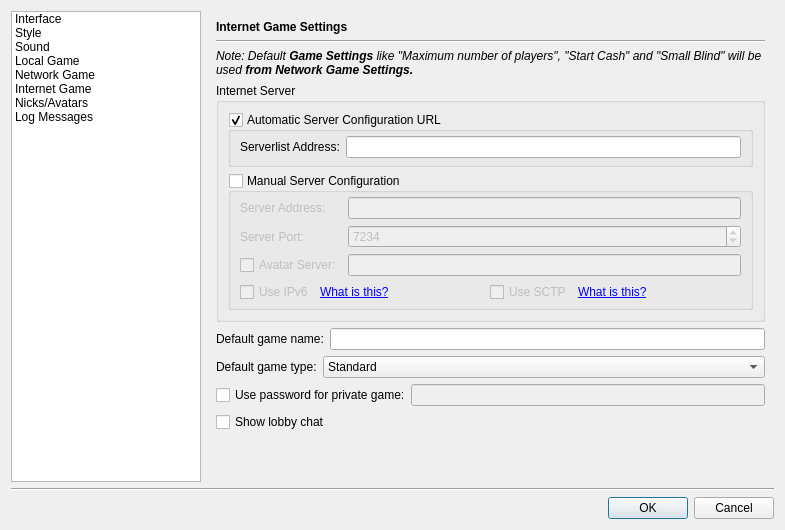
This is src/gui/qt/settingsdialog.ui in pokerth/pokerth as Qt 5 draws it before an edit. The edited form follows.
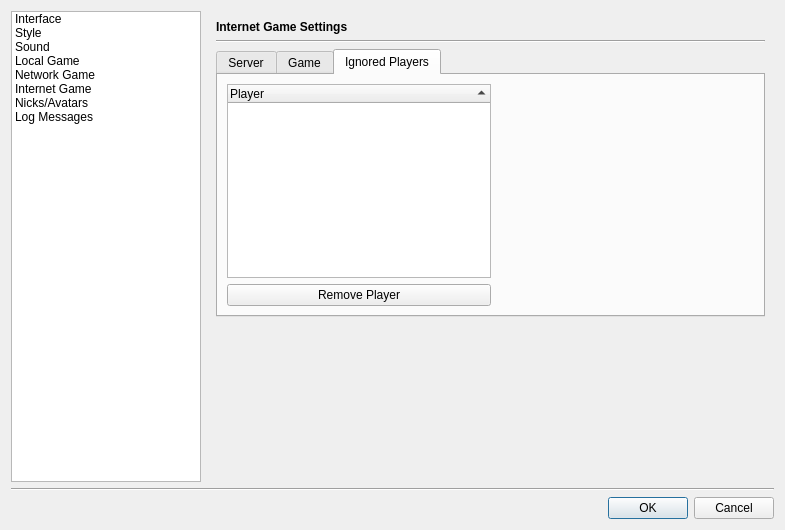
This is the edited form. The open tabs and pages were chosen to show the change. Icons and pictures are not drawn. Custom widgets are drawn as their Qt base class.

Commit message: GUI: ignore player function added (list in settings - remove button will follow)

```diff
--- a/src/gui/qt/settingsdialog.ui
+++ b/src/gui/qt/settingsdialog.ui
@@ -125,7 +125,7 @@
      <item>
       <widget class="QStackedWidget" name="stackedWidget">
        <property name="currentIndex">
-        <number>5</number>
+        <number>0</number>
        </property>
        <widget class="QWidget" name="page">
         <layout class="QGridLayout" name="gridLayout_8">
@@ -1464,32 +1464,23 @@
            </property>
           </widget>
          </item>
-         <item row="1" column="0">
+         <item row="1" column="0" colspan="2">
           <widget class="Line" name="line_9">
            <property name="orientation">
             <enum>Qt::Horizontal</enum>
            </property>
           </widget>
          </item>
-         <item row="2" column="0">
-          <widget class="QLabel" name="label_43">
-           <property name="text">
-            <string>&lt;html&gt;&lt;head&gt;&lt;meta name=&quot;qrichtext&quot; content=&quot;1&quot; /&gt;&lt;style type=&quot;text/css&quot;&gt;
-p, li { white-space: pre-wrap; }
-&lt;/style&gt;&lt;/head&gt;&lt;body style=&quot;font-weight:400; font-style:normal;&quot;&gt;
-&lt;p style=&quot; margin-top:0px; margin-bottom:0px; margin-left:0px; margin-right:0px; -qt-block-indent:0; text-indent:0px;&quot;&gt;&lt;span style=&quot; font-style:italic;&quot;&gt;Note: Default &lt;/span&gt;&lt;span style=&quot; font-weight:600; font-style:italic;&quot;&gt;Game Settings&lt;/span&gt;&lt;span style=&quot; font-style:italic;&quot;&gt; like &quot;Maximum number of players&quot;, &quot;Start Cash&quot; and &quot;Small Blind&quot; will be used &lt;/span&gt;&lt;span style=&quot; font-weight:600; font-style:italic;&quot;&gt;from Network Game Settings.&lt;/span&gt;&lt;/p&gt;&lt;/body&gt;&lt;/html&gt;</string>
+         <item row="2" column="0" colspan="2">
+          <widget class="QTabWidget" name="tabWidget_2">
+           <property name="currentIndex">
+            <number>0</number>
            </property>
-           <property name="wordWrap">
-            <bool>true</bool>
-           </property>
-          </widget>
-         </item>
-         <item row="3" column="0">
-          <widget class="QGroupBox" name="groupBox_4">
-           <property name="title">
-            <string>Internet Server</string>
-           </property>
-           <layout class="QGridLayout" name="gridLayout_5">
+           <widget class="QWidget" name="tab_2">
+            <attribute name="title">
+             <string>Server</string>
+            </attribute>
+            <layout class="QGridLayout" name="gridLayout_18">
             <item row="0" column="0">
              <widget class="QGroupBox" name="groupBox_automaticServerConfig">
               <property name="title">
@@ -1499,12 +1490,6 @@
                <bool>true</bool>
               </property>
               <layout class="QGridLayout" name="gridLayout_3">
-               <property name="topMargin">
-                <number>4</number>
-               </property>
-               <property name="bottomMargin">
-                <number>6</number>
-               </property>
                <item row="0" column="0">
                 <widget class="QLabel" name="label_18">
                  <property name="text">
@@ -1536,12 +1521,6 @@
                <bool>false</bool>
               </property>
               <layout class="QGridLayout" name="gridLayout_4">
-               <property name="topMargin">
-                <number>4</number>
-               </property>
-               <property name="bottomMargin">
-                <number>5</number>
-               </property>
                <item row="0" column="0">
                 <widget class="QLabel" name="label_41">
                  <property name="text">
@@ -1661,8 +1640,25 @@
             </item>
            </layout>
           </widget>
-         </item>
-         <item row="4" column="0">
+           <widget class="QWidget" name="tab_5">
+            <attribute name="title">
+             <string>Game</string>
+            </attribute>
+            <layout class="QGridLayout" name="gridLayout_5">
+             <item row="0" column="0">
+              <widget class="QLabel" name="label_43">
+               <property name="text">
+                <string>&lt;html&gt;&lt;head&gt;&lt;meta name=&quot;qrichtext&quot; content=&quot;1&quot; /&gt;&lt;style type=&quot;text/css&quot;&gt;
+p, li { white-space: pre-wrap; }
+&lt;/style&gt;&lt;/head&gt;&lt;body style=&quot;font-weight:400; font-style:normal;&quot;&gt;
+&lt;p style=&quot; margin-top:0px; margin-bottom:0px; margin-left:0px; margin-right:0px; -qt-block-indent:0; text-indent:0px;&quot;&gt;&lt;span style=&quot; font-style:italic;&quot;&gt;Note: Default &lt;/span&gt;&lt;span style=&quot; font-weight:600; font-style:italic;&quot;&gt;Game Settings&lt;/span&gt;&lt;span style=&quot; font-style:italic;&quot;&gt; like &quot;Maximum number of players&quot;, &quot;Start Cash&quot; and &quot;Small Blind&quot; will be used &lt;/span&gt;&lt;span style=&quot; font-weight:600; font-style:italic;&quot;&gt;from Network Game Settings.&lt;/span&gt;&lt;/p&gt;&lt;/body&gt;&lt;/html&gt;</string>
+               </property>
+               <property name="wordWrap">
+                <bool>true</bool>
+               </property>
+              </widget>
+             </item>
+             <item row="1" column="0">
           <layout class="QHBoxLayout" name="horizontalLayout_8">
            <item>
             <widget class="QLabel" name="label_23">
@@ -1676,7 +1672,7 @@
            </item>
           </layout>
          </item>
-         <item row="5" column="0">
+             <item row="2" column="0">
           <layout class="QHBoxLayout" name="horizontalLayout_6">
            <item>
             <widget class="QLabel" name="label_17">
@@ -1733,7 +1729,7 @@
            </item>
           </layout>
          </item>
-         <item row="6" column="0">
+             <item row="3" column="0">
           <layout class="QHBoxLayout" name="horizontalLayout_2">
            <property name="spacing">
             <number>0</number>
@@ -1761,22 +1757,91 @@
            </item>
           </layout>
          </item>
-         <item row="7" column="0">
+             <item row="4" column="0">
           <widget class="QCheckBox" name="checkBox_UseLobbyChat">
            <property name="text">
             <string>Show lobby chat</string>
            </property>
           </widget>
          </item>
-         <item row="8" column="0">
-          <spacer>
+             <item row="5" column="0">
+              <spacer name="spacer">
            <property name="orientation">
             <enum>Qt::Vertical</enum>
            </property>
            <property name="sizeHint" stdset="0">
             <size>
              <width>437</width>
-             <height>16</height>
+                 <height>72</height>
+                </size>
+               </property>
+              </spacer>
+             </item>
+            </layout>
+           </widget>
+           <widget class="QWidget" name="tab_6">
+            <attribute name="title">
+             <string>Ignored Players</string>
+            </attribute>
+            <layout class="QGridLayout" name="gridLayout_19">
+             <item row="0" column="0">
+              <widget class="QTreeWidget" name="treeWidget_internetGameIgnoredPlayers">
+               <property name="alternatingRowColors">
+                <bool>true</bool>
+               </property>
+               <property name="indentation">
+                <number>5</number>
+               </property>
+               <property name="rootIsDecorated">
+                <bool>false</bool>
+               </property>
+               <property name="sortingEnabled">
+                <bool>true</bool>
+               </property>
+               <column>
+                <property name="text">
+                 <string>Player</string>
+                </property>
+               </column>
+              </widget>
+             </item>
+             <item row="0" column="1" rowspan="2">
+              <spacer name="horizontalSpacer_9">
+               <property name="orientation">
+                <enum>Qt::Horizontal</enum>
+               </property>
+               <property name="sizeHint" stdset="0">
+                <size>
+                 <width>256</width>
+                 <height>218</height>
+                </size>
+               </property>
+              </spacer>
+             </item>
+             <item row="1" column="0">
+              <widget class="QPushButton" name="pushButton">
+               <property name="text">
+                <string>Remove Player</string>
+               </property>
+               <property name="icon">
+                <iconset resource="resources/pokerth.qrc">
+                 <normaloff>:/gfx/list-remove.png</normaloff>:/gfx/list-remove.png</iconset>
+               </property>
+              </widget>
+             </item>
+            </layout>
+           </widget>
+          </widget>
+         </item>
+         <item row="3" column="1">
+          <spacer name="verticalSpacer">
+           <property name="orientation">
+            <enum>Qt::Vertical</enum>
+           </property>
+           <property name="sizeHint" stdset="0">
+            <size>
+             <width>20</width>
+             <height>121</height>
             </size>
            </property>
           </spacer>
```
Left out of the diff: 43 changed lines with no effect on the pictures. Lines whose indentation alone changed are shown as unchanged. The commit also changes 9 other files.
